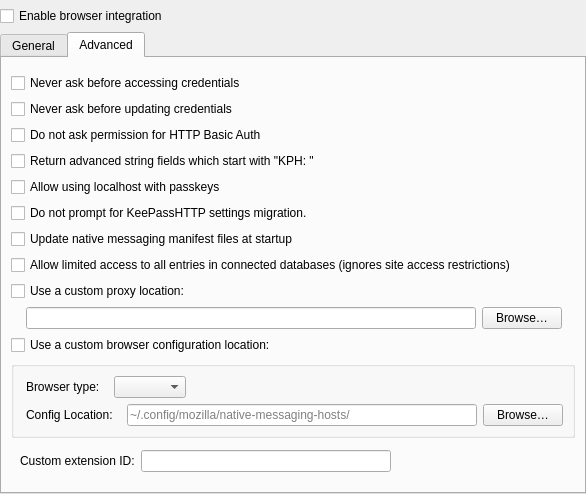
This is src/browser/BrowserSettingsWidget.ui in keepassxreboot/keepassxc as Qt 5 draws it before an edit. The edited form follows.
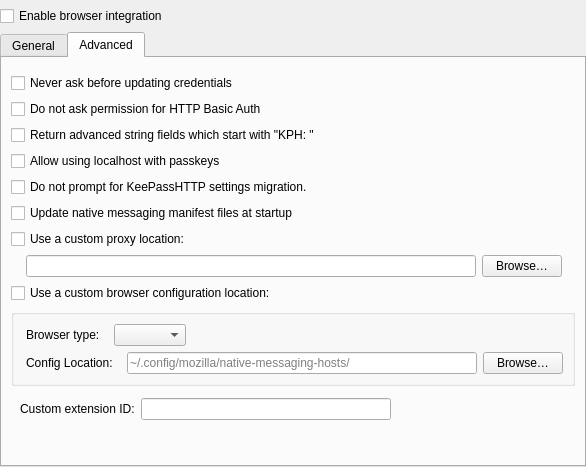
This is the edited form. The open tabs and pages were chosen to show the change. Custom widgets are drawn as their Qt base class.

Commit message: Move access related browser settings to database custom data

What changed in the file:
```diff
--- a/src/browser/BrowserSettingsWidget.ui
+++ b/src/browser/BrowserSettingsWidget.ui
@@ -279,13 +279,6 @@
          </property>
         </widget>
        </item>
-       <item>
-        <widget class="QCheckBox" name="alwaysAllowAccess">
-         <property name="text">
-          <string extracomment="Credentials mean login data requested via browser extension">Never ask before accessing credentials</string>
-         </property>
-        </widget>
-       </item>
        <item>
         <widget class="QCheckBox" name="alwaysAllowUpdate">
          <property name="text">
@@ -340,16 +333,6 @@
          </property>
         </widget>
        </item>
-       <item>
-        <widget class="QCheckBox" name="allowGetDatabaseEntriesRequest">
-         <property name="toolTip">
-          <string>Allow keepassxc-proxy to list all entries with their title, URL and UUID in connected databases.</string>
-         </property>
-         <property name="text">
-          <string>Allow limited access to all entries in connected databases (ignores site access restrictions)</string>
-         </property>
-        </widget>
-       </item>
        <item>
         <widget class="QCheckBox" name="useCustomProxy">
          <property name="toolTip">
```
The commit also changes 19 other files.
